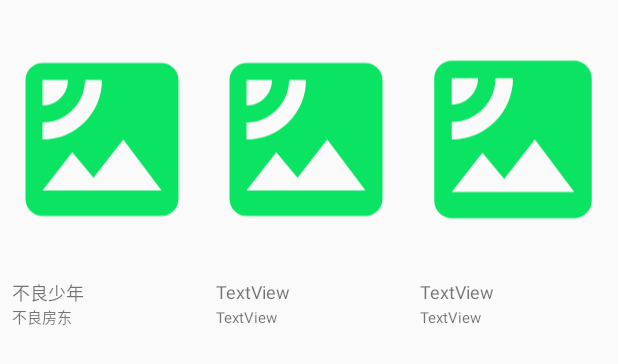
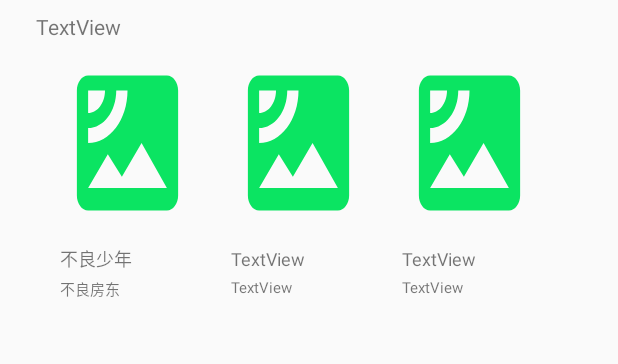
Before and after one commit to lw-mengo/MyDMZJ, an Android app: the layout recommend_rv_item_one.xml on its own in the app's theme, with its tools: preview values and no code run, on a phone screen of 412 x 824 dp. Shown: the top 364 px of the screen. Run offline under Robolectric (Android 15) with nearby library versions, the phone set to English and light mode, and no system bars.

Commit message:
优化布局界面，view的滑动冲突解决

```diff
--- a/app/src/main/java/com/study/mydmzj/recommend_fragments/RecommendFragment.java
+++ b/app/src/main/java/com/study/mydmzj/recommend_fragments/RecommendFragment.java
@@ -52,4 +52,5 @@ public class RecommendFragment extends DaggerFragment {
         });
     }
 
+
 }
--- a/app/src/main/java/com/study/mydmzj/ui_fargments/ComicFragment.java
+++ b/app/src/main/java/com/study/mydmzj/ui_fargments/ComicFragment.java
@@ -9,7 +9,9 @@ import androidx.annotation.Nullable;
 import androidx.fragment.app.Fragment;
 import androidx.viewpager2.widget.ViewPager2;
 
+import android.util.Log;
 import android.view.LayoutInflater;
+import android.view.MotionEvent;
 import android.view.View;
 import android.view.ViewGroup;
 
@@ -62,6 +64,7 @@ public class ComicFragment extends Fragment {
         super.onActivityCreated(savedInstanceState);
         mViewModel = ViewModelProviders.of(this).get(ComicViewModel.class);
         // TODO: Use the ViewModel
+
     }
 
 }
--- a/app/src/main/res/layout/news_fragment.xml
+++ b/app/src/main/res/layout/news_fragment.xml
@@ -30,5 +30,5 @@
         android:layout_width="wrap_content"
         android:layout_height="wrap_content"
         android:orientation="horizontal"
-        app:layout_constraintGuide_percent="0.28" />
+        app:layout_constraintGuide_percent="0.35" />
 </androidx.constraintlayout.widget.ConstraintLayout>
--- a/app/src/main/res/layout/recommend_rv_banner.xml
+++ b/app/src/main/res/layout/recommend_rv_banner.xml
@@ -4,7 +4,7 @@
     android:layout_width="match_parent"
     android:layout_height="wrap_content">
 
-    <com.youth.banner.Banner
+    <com.study.mydmzj.custom_view.MyBanner
         android:id="@+id/rv_banner"
         android:layout_width="match_parent"
         android:layout_height="0dp"
--- a/app/src/main/res/layout/recommend_rv_item_one.xml
+++ b/app/src/main/res/layout/recommend_rv_item_one.xml
@@ -5,134 +5,134 @@
     android:layout_width="match_parent"
     android:layout_height="wrap_content">
 
-    <androidx.constraintlayout.widget.Guideline
-        android:id="@+id/guideline2"
-        android:layout_width="wrap_content"
-        android:layout_height="wrap_content"
-        android:orientation="horizontal"
-        app:layout_constraintGuide_percent="0.85" />
-
     <ImageView
         android:id="@+id/imageView_first"
-        android:layout_width="0dp"
-        android:layout_height="0dp"
+        android:layout_width="90dp"
+        android:layout_height="120dp"
+        android:layout_marginStart="16dp"
+        android:layout_marginTop="8dp"
         android:contentDescription="@string/image_content"
-        app:layout_constraintBottom_toTopOf="@+id/guideline2"
-        app:layout_constraintEnd_toStartOf="@+id/guideline4"
-        app:layout_constraintStart_toStartOf="parent"
-        app:layout_constraintTop_toTopOf="parent"
+        android:scaleType="fitXY"
+        app:layout_constraintStart_toStartOf="@+id/textView_top_title"
+        app:layout_constraintTop_toBottomOf="@+id/textView_top_title"
         app:srcCompat="@drawable/placeholder_pic" />
 
     <ImageView
         android:id="@+id/imageView_second"
-        android:layout_width="0dp"
-        android:layout_height="0dp"
+        android:layout_width="90dp"
+        android:layout_height="120dp"
+        android:layout_marginStart="24dp"
         android:contentDescription="@string/image_content"
-        app:layout_constraintBottom_toTopOf="@+id/guideline2"
-        app:layout_constraintEnd_toStartOf="@+id/guideline3"
+        android:scaleType="fitXY"
+        app:layout_constraintBottom_toBottomOf="@+id/imageView_first"
         app:layout_constraintStart_toEndOf="@+id/imageView_first"
-        app:layout_constraintTop_toTopOf="parent"
+        app:layout_constraintTop_toTopOf="@+id/imageView_first"
         app:srcCompat="@drawable/placeholder_pic" />
 
     <ImageView
         android:id="@+id/imageView_third"
-        android:layout_width="0dp"
-        android:layout_height="0dp"
+        android:layout_width="90dp"
+        android:layout_height="120dp"
+        android:layout_marginStart="24dp"
         android:contentDescription="@string/image_content"
-        app:layout_constraintBottom_toTopOf="@+id/guideline2"
-        app:layout_constraintEnd_toEndOf="parent"
+        android:scaleType="fitXY"
+        app:layout_constraintBottom_toBottomOf="@+id/imageView_second"
         app:layout_constraintStart_toEndOf="@+id/imageView_second"
-        app:layout_constraintTop_toTopOf="parent"
+        app:layout_constraintTop_toTopOf="@+id/imageView_second"
         app:srcCompat="@drawable/placeholder_pic" />
-
-    <androidx.constraintlayout.widget.Guideline
-        android:id="@+id/guideline3"
-        android:layout_width="wrap_content"
-        android:layout_height="wrap_content"
-        android:orientation="vertical"
-        app:layout_constraintGuide_percent="0.66" />
-
-    <androidx.constraintlayout.widget.Guideline
-        android:id="@+id/guideline4"
-        android:layout_width="wrap_content"
-        android:layout_height="wrap_content"
-        android:orientation="vertical"
-        app:layout_constraintGuide_percent="0.33" />
-
-    <androidx.constraintlayout.widget.Guideline
-        android:id="@+id/guideline5"
-        android:layout_width="wrap_content"
-        android:layout_height="wrap_content"
-        android:orientation="horizontal"
-        app:layout_constraintGuide_begin="219dp" />
 
     <TextView
         android:id="@+id/textView_title_first"
         android:layout_width="wrap_content"
         android:layout_height="wrap_content"
-        android:layout_marginStart="8dp"
+        android:layout_marginTop="8dp"
+        android:ellipsize="end"
+        android:maxEms="7"
+        android:maxLines="1"
+        android:singleLine="true"
         android:text="TextView"
         android:textSize="12sp"
-        app:layout_constraintStart_toStartOf="parent"
-        app:layout_constraintTop_toTopOf="@+id/guideline2"
+        app:layout_constraintStart_toStartOf="@+id/imageView_first"
+        app:layout_constraintTop_toBottomOf="@+id/imageView_first"
         tools:text="不良少年" />
 
     <TextView
         android:id="@+id/textView_title_second"
         android:layout_width="wrap_content"
         android:layout_height="wrap_content"
-        android:layout_marginStart="8dp"
+        android:ellipsize="end"
+        android:maxEms="7"
+        android:maxLines="1"
+        android:singleLine="true"
         android:text="TextView"
         android:textSize="12sp"
-        app:layout_constraintStart_toStartOf="@+id/guideline4"
-        app:layout_constraintTop_toTopOf="@+id/guideline2" />
+        app:layout_constraintBottom_toBottomOf="@+id/textView_title_first"
+        app:layout_constraintStart_toStartOf="@+id/imageView_second"
+        app:layout_constraintTop_toTopOf="@+id/textView_title_first" />
 
     <TextView
         android:id="@+id/textView_title_third"
         android:layout_width="wrap_content"
         android:layout_height="wrap_content"
-        android:layout_marginStart="8dp"
+        android:ellipsize="end"
+        android:maxEms="7"
+        android:maxLines="1"
+        android:singleLine="true"
         android:text="TextView"
         android:textSize="12sp"
-        app:layout_constraintStart_toStartOf="@+id/guideline3"
-        app:layout_constraintTop_toTopOf="@+id/guideline2" />
+        app:layout_constraintBottom_toBottomOf="@+id/textView_title_second"
+        app:layout_constraintStart_toStartOf="@+id/imageView_third"
+        app:layout_constraintTop_toTopOf="@+id/textView_title_second" />
 
     <TextView
         android:id="@+id/textView_author_first"
         android:layout_width="wrap_content"
         android:layout_height="wrap_content"
-        android:layout_marginStart="8dp"
+        android:layout_marginTop="3dp"
+        android:ellipsize="end"
+        android:maxEms="7"
+        android:maxLines="1"
+        android:singleLine="true"
         android:text="TextView"
         android:textSize="10sp"
-        app:layout_constraintBottom_toTopOf="@+id/guideline5"
-        app:layout_constraintStart_toStartOf="parent"
+        app:layout_constraintStart_toStartOf="@+id/textView_title_first"
+        app:layout_constraintTop_toBottomOf="@+id/textView_title_first"
         tools:text="不良房东" />
 
     <TextView
         android:id="@+id/textView_author_second"
         android:layout_width="wrap_content"
         android:layout_height="wrap_content"
-        android:layout_marginStart="8dp"
+        android:ellipsize="end"
+        android:maxEms="7"
+        android:maxLines="1"
+        android:singleLine="true"
         android:text="TextView"
         android:textSize="10sp"
-        app:layout_constraintBottom_toTopOf="@+id/guideline5"
-        app:layout_constraintStart_toStartOf="@+id/guideline4" />
+        app:layout_constraintStart_toStartOf="@+id/textView_title_second"
+        app:layout_constraintTop_toTopOf="@+id/textView_author_first" />
 
     <TextView
         android:id="@+id/textView_author_third"
         android:layout_width="wrap_content"
         android:layout_height="wrap_content"
-        android:layout_marginStart="8dp"
+        android:ellipsize="end"
+        android:maxEms="7"
+        android:maxLines="1"
+        android:singleLine="true"
         android:text="TextView"
         android:textSize="10sp"
-        app:layout_constraintBottom_toTopOf="@+id/guideline5"
-        app:layout_constraintStart_toStartOf="@+id/guideline3" />
+        app:layout_constraintStart_toStartOf="@+id/textView_title_third"
+        app:layout_constraintTop_toTopOf="@+id/textView_author_second" />
 
-    <androidx.constraintlayout.widget.Guideline
-        android:id="@+id/guideline8"
+    <TextView
+        android:id="@+id/textView_top_title"
         android:layout_width="wrap_content"
         android:layout_height="wrap_content"
-        android:orientation="horizontal"
-        app:layout_constraintGuide_percent="0.93" />
+        android:layout_marginStart="24dp"
+        android:layout_marginTop="8dp"
+        android:text="TextView"
+        app:layout_constraintStart_toStartOf="parent"
+        app:layout_constraintTop_toTopOf="parent" />
 
 </androidx.constraintlayout.widget.ConstraintLayout>
```
Also changed, not shown: app/src/main/java/com/study/mydmzj/adapters/RecommendRecycleViewAdapter.java (+25 -8 lines), app/src/main/java/com/study/mydmzj/custom_view/MyBanner.java (added, +30 -0 lines), app/src/main/res/layout/recommend_rv_item_third.xml (+82 -116 lines), app/src/main/res/layout/recommend_rv_item_two.xml (+62 -72 lines).
